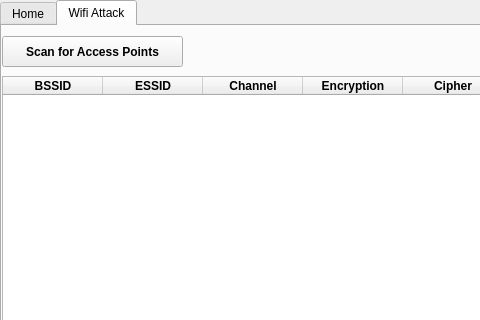
Before: the Qt Designer form wifern.ui in houcy/wifern, drawn with Qt 5; both pictures show x 0 to 480 and y 0 to 320 of the 1339 by 771 pixel window.
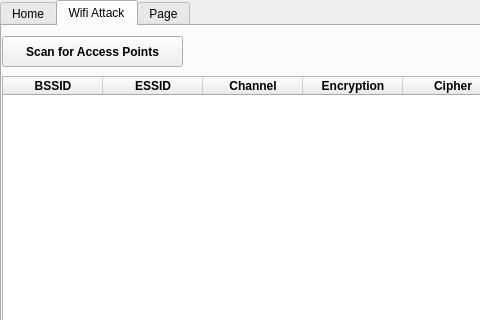
After: the same form once the commit is applied. The open tabs and pages were chosen to show the change. Icons and pictures are not drawn.

Commit message: before PYside

The edit to the form file:
```diff
--- a/wifern.ui
+++ b/wifern.ui
@@ -975,6 +975,11 @@
       </widget>
      </widget>
     </widget>
+    <widget class="QWidget" name="tab">
+     <attribute name="title">
+      <string>Page</string>
+     </attribute>
+    </widget>
    </widget>
   </widget>
   <widget class="QStatusBar" name="statusbar"/>
```
Left out of the diff: 2 changed lines with no effect on the pictures. The commit also changes 1 other file.
